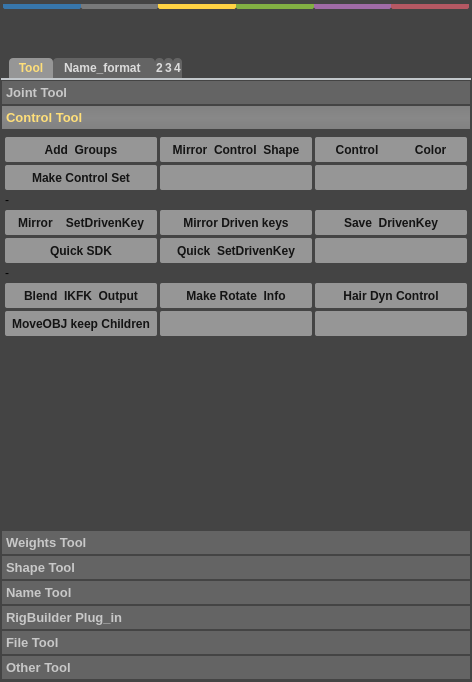
zclongpop123/RiggingTeamTools, file RootUI.ui: the form before one commit.
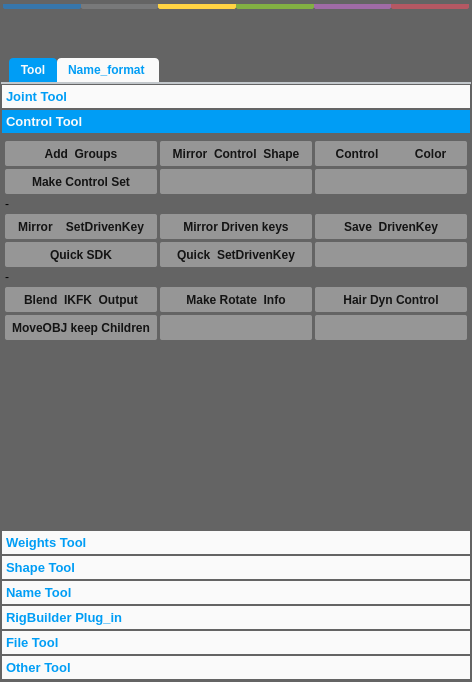
The form after the commit. The open tabs and pages were chosen to show the change.

Commit message: change UI hover color 2ce...

What changed in the file:
```diff
--- a/RootUI.ui
+++ b/RootUI.ui
@@ -29,7 +29,7 @@
    <double>1.000000000000000</double>
   </property>
   <property name="styleSheet">
-   <string notr="true">QWidget{background-color:rgb(68, 68, 68);}
+   <string notr="true">QWidget{background-color:rgb(100,100, 100);}
 
 QPushButton {
 	border-radius: 2px;
@@ -279,33 +279,29 @@
       </property>
       <property name="styleSheet">
        <string notr="true">QTabWidget::pane {
-     border-top: 2px solid #C2C7CB;
- }
+     border-top: 2px solid #C2C7CB;}
+
 
  QTabWidget::tab-bar{
-     left: 8px;
- }
+     left: 8px;}
 
 
  QTabBar::tab {
- 	 color: rgb(220, 220, 220);
-     background-color: rgb(100, 100, 100);
+	 color: rgb(0, 157,245);
+	 background-color: rgb(250, 250, 250);
 		
 	 border-bottom: 0px;
      border-top-left-radius: 4px;
      border-top-right-radius: 4px;
-     min-width:10ex;
-     padding: 1px;
- }
+
+     min-width:40ex;
+     padding: 1px;}
 
  
  QTabBar::tab:selected {
-    background-color: rgb(150, 150, 150); 
-	
-	 color: rgba(255, 223, 121, 255);
-	 border-bottom: 0px;;
-     min-width: 10ex;
-     padding: 3px;
+	 color: rgb(250, 250, 250);
+	 background-color: rgb(0, 157,245);
+     padding: 5px;
  }
 
 
@@ -363,12 +359,18 @@
           </property>
           <property name="styleSheet">
            <string notr="true">QToolBox::tab{
-	color: rgb(200, 200, 200);
-	background-color: rgba(100, 100, 100);
+	 color: rgb(0, 157,245);
+	 background-color: rgb(250, 250, 250);
 }
+
 QToolBox::tab:selected{
-	color: rgb(255, 223, 121);
-	background-color:qlineargradient(spread:pad, x1:0.5, y1:0, x2:0.5, y2:1, stop:0 rgba(130, 130, 130, 255), stop:0.511364 rgb(136, 136, 136), stop:1 rgba(130, 130, 130, 255))
+	 color: rgb(250, 250, 250);
+	 background-color: rgb(0, 157,245);
+}
+
+QToolBox::tab:hover{
+	 color: rgb(250, 250, 250);
+	 background-color: rgb(0, 157,245);
 }
 
 </string>
@@ -537,7 +539,7 @@
              <x>0</x>
              <y>0</y>
              <width>468</width>
-             <height>391</height>
+             <height>387</height>
             </rect>
            </property>
            <attribute name="label">
@@ -579,7 +581,7 @@
                  <x>0</x>
                  <y>0</y>
                  <width>468</width>
-                 <height>385</height>
+                 <height>381</height>
                 </rect>
                </property>
                <layout class="QVBoxLayout" name="verticalLayout_8">
@@ -2712,22 +2714,6 @@
         </item>
        </layout>
       </widget>
-      <widget class="QWidget" name="tab_3">
-       <attribute name="title">
-        <string>2</string>
-       </attribute>
-       <layout class="QVBoxLayout" name="verticalLayout_5"/>
-      </widget>
-      <widget class="QWidget" name="tab_4">
-       <attribute name="title">
-        <string>3</string>
-       </attribute>
-      </widget>
-      <widget class="QWidget" name="tab_5">
-       <attribute name="title">
-        <string>4</string>
-       </attribute>
-      </widget>
      </widget>
     </item>
    </layout>
```
Left out of the diff: 19 changed lines with no effect on the pictures.
